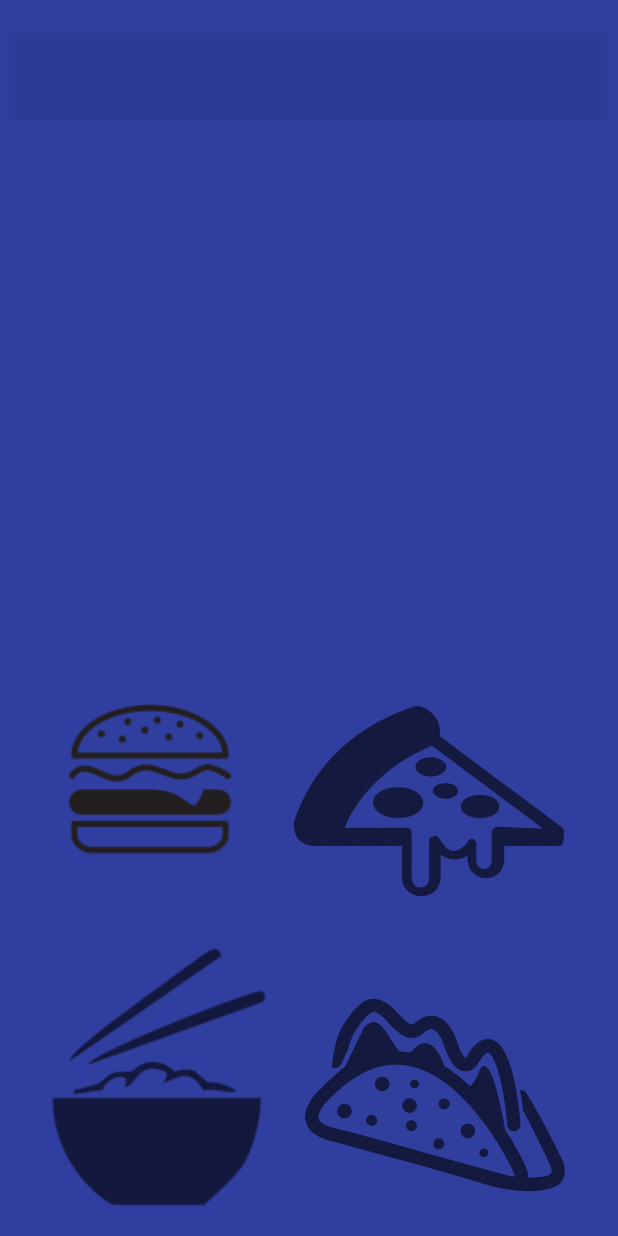
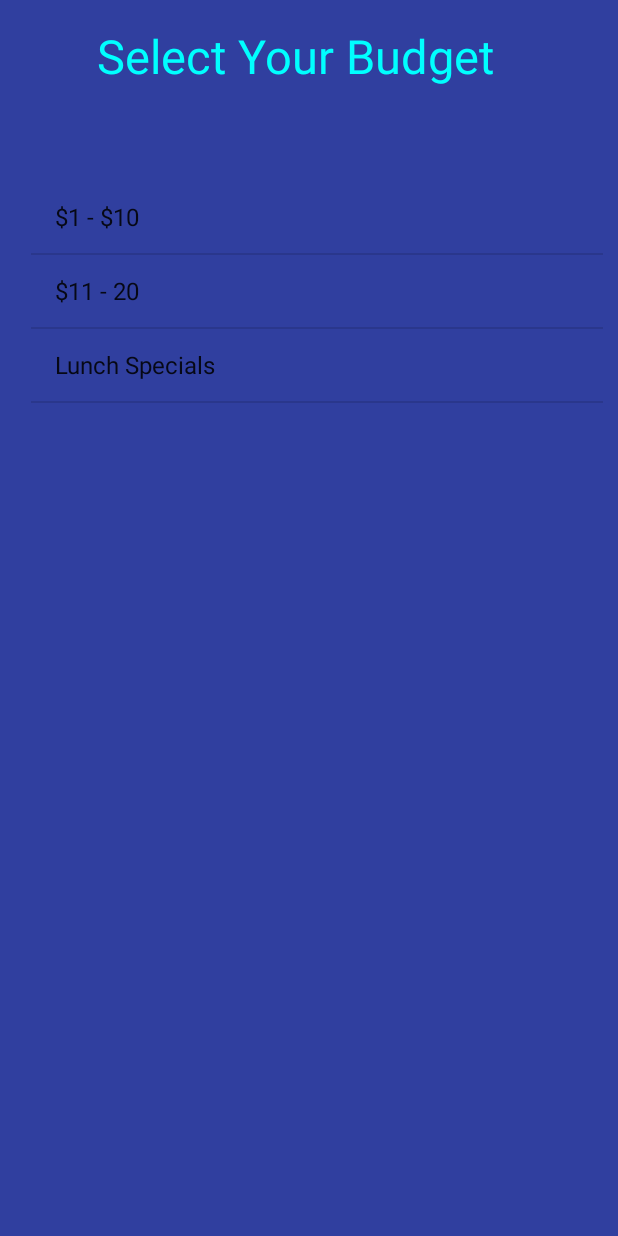
Before and after one commit to BPeretz95/lunchpicker, an Android app: the screen it shows after launch (MainActivity before the commit, BudgetPicker after it), on a phone screen of 412 x 824 dp. Run offline under Robolectric (Android 15) with nearby library versions, the phone set to English and light mode, and no system bars.

Commit message:
- Added ListView to Budget page with budget preferences - Added OnClick intent to Budget page, takes user to mainactivity

```diff
--- a/app/src/main/AndroidManifest.xml
+++ b/app/src/main/AndroidManifest.xml
@@ -10,8 +10,8 @@
         android:supportsRtl="true"
         android:theme="@style/Theme.AppCompat.Light.NoActionBar">
         <activity android:name=".RestaurantDetail"></activity>
-        <activity android:name=".BudgetPicker"></activity>
-        <activity android:name=".MainActivity">
+        <activity android:name=".MainActivity"></activity>
+        <activity android:name=".BudgetPicker">
             <intent-filter>
                 <action android:name="android.intent.action.MAIN" />
 
--- a/app/src/main/java/com/example/barperetz/lunchwheel/BudgetPicker.java
+++ b/app/src/main/java/com/example/barperetz/lunchwheel/BudgetPicker.java
@@ -1,9 +1,78 @@
 package com.example.barperetz.lunchwheel;
+
+import android.content.Intent;
+import android.os.Bundle;
+import android.view.View;
+import android.widget.AdapterView;
+import android.widget.ArrayAdapter;
+import android.widget.Button;
+import android.widget.ListView;
+
+import java.util.ArrayList;
+import java.util.List;
 
 /**
  * Created by Bar Peretz on 4/5/2018.
  */
 
 public class BudgetPicker extends MainActivity {
+    @Override
+    public void onCreate(Bundle savedInstanceState) {
+        super.onCreate(savedInstanceState);
+        setContentView(R.layout.budgetpage);
 
+        ListView listView1 = (ListView) findViewById(R.id.listView);
+
+        String[] items = { "$1 - $10", "$11 - 20", "Lunch Specials"};
+
+        ArrayAdapter<String> adapter = new ArrayAdapter<String>(this,
+                android.R.layout.simple_list_item_1, items);
+
+        listView1.setAdapter(adapter);
+
+        listView1.setOnItemClickListener(new AdapterView.OnItemClickListener() {
+            public void onItemClick(AdapterView<?> parent, View view,
+                                    int position, long id) {
+                if (position == 0) {
+                    Intent myIntent = new Intent(view.getContext(), MainActivity.class);
+                    startActivityForResult(myIntent, 0);
+                }
+
+                if (position == 1) {
+                    Intent myIntent = new Intent(view.getContext(), MainActivity.class);
+                    startActivityForResult(myIntent, 0);
+                }
+
+                if (position == 2) {
+                    Intent myIntent = new Intent(view.getContext(), MainActivity.class);
+                    startActivityForResult(myIntent, 0);
+                }
+
+                if (position == 3) {
+                    Intent myIntent = new Intent(view.getContext(), MainActivity.class);
+                    startActivityForResult(myIntent, 0);
+                }
+
+                if (position == 4) {
+                    Intent myIntent = new Intent(view.getContext(), MainActivity.class);
+                    startActivityForResult(myIntent, 0);
+                }
+
+                if (position == 5) {
+                    Intent myIntent = new Intent(view.getContext(), MainActivity.class);
+                    startActivityForResult(myIntent, 0);
+                }
+
+                if (position == 6) {
+                    Intent myIntent = new Intent(view.getContext(), MainActivity.class);
+                    startActivityForResult(myIntent, 0);
+                }
+
+                if (position == 7) {
+                    Intent myIntent = new Intent(view.getContext(), MainActivity.class);
+                    startActivityForResult(myIntent, 0);
+                }
+            }
+        });
+    }
 }
--- a/app/src/main/res/layout/activity2.xml
+++ b/app/src/main/res/layout/activity2.xml
@@ -71,7 +71,7 @@
 
     <TextView
         android:id="@+id/textView2"
-        android:layout_width="159dp"
+        android:layout_width="372dp"
         android:layout_height="wrap_content"
         android:layout_marginTop="28dp"
         android:text=""
--- a/app/src/main/res/layout/budgetpage.xml
+++ b/app/src/main/res/layout/budgetpage.xml
@@ -1,6 +1,41 @@
 <?xml version="1.0" encoding="utf-8"?>
-<android.support.constraint.ConstraintLayout
-    xmlns:android="http://schemas.android.com/apk/res/android" android:layout_width="match_parent"
-    android:layout_height="match_parent">
+<android.support.constraint.ConstraintLayout xmlns:android="http://schemas.android.com/apk/res/android"
+    xmlns:app="http://schemas.android.com/apk/res-auto"
+    xmlns:tools="http://schemas.android.com/tools"
+    android:layout_width="match_parent"
+    android:layout_height="match_parent"
+    android:background="@color/colorPrimaryDark">
+
+    <ListView
+        android:id="@+id/listView"
+        android:layout_width="381dp"
+        android:layout_height="192dp"
+        android:layout_marginBottom="8dp"
+        android:layout_marginTop="8dp"
+        app:layout_constraintBottom_toBottomOf="parent"
+        app:layout_constraintEnd_toEndOf="parent"
+        app:layout_constraintHorizontal_bias="0.666"
+        app:layout_constraintLeft_toLeftOf="parent"
+        app:layout_constraintRight_toRightOf="parent"
+        app:layout_constraintStart_toStartOf="parent"
+        app:layout_constraintTop_toTopOf="parent"
+        app:layout_constraintVertical_bias="0.183" />
+
+    <TextView
+        android:id="@+id/textView4"
+        android:layout_width="324dp"
+        android:layout_height="58dp"
+        android:layout_marginBottom="8dp"
+        android:layout_marginTop="16dp"
+        android:text="Select Your Budget"
+        android:textColor="@color/colorCyan"
+        android:textSize="14pt"
+        app:layout_constraintBottom_toBottomOf="@+id/listView"
+        app:layout_constraintHorizontal_bias="0.733"
+        app:layout_constraintLeft_toLeftOf="parent"
+        app:layout_constraintRight_toRightOf="parent"
+        app:layout_constraintTop_toTopOf="parent"
+        app:layout_constraintVertical_bias="0.0" />
+
 
 </android.support.constraint.ConstraintLayout>
--- a/app/src/main/res/values/strings.xml
+++ b/app/src/main/res/values/strings.xml
@@ -24,4 +24,7 @@
     <string name="pizzahut">Pizza Hutt</string>
     <string name="dominos">Dominos</string>
     <string name="papajohns">Papa Johns</string>
+    <string name="lunchspecials">Lunch Specials</string>
+    <string name="lowprice">$1-$10</string>
+    <string name="highprice">$11-20</string>
 </resources>
```
Also changed, not shown: app/src/main/res/values/arrays.xml (+8 -0 lines).
